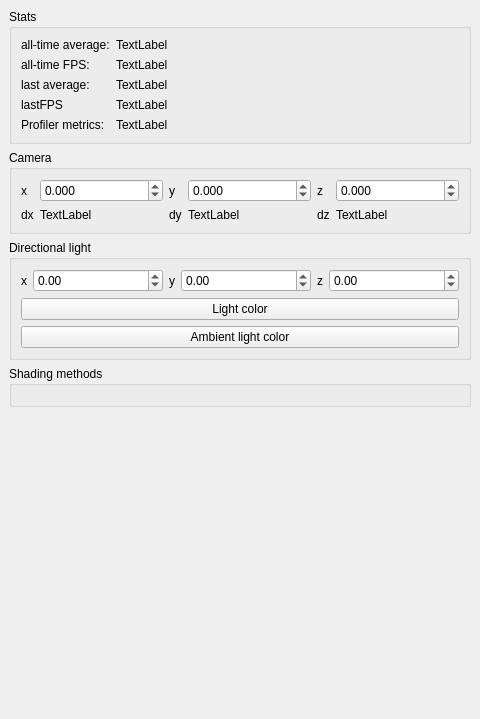
Old version of the form Showcase/forms/Settings.ui in the repository LMauricius/VitraeShowcase.
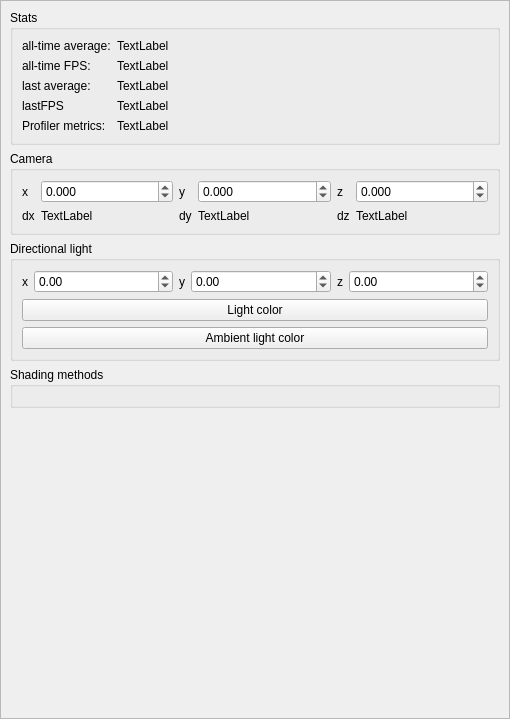
New version of the form.

```diff
--- a/Showcase/forms/Settings.ui
+++ b/Showcase/forms/Settings.ui
@@ -6,21 +6,51 @@
    <rect>
     <x>0</x>
     <y>0</y>
-    <width>480</width>
+    <width>510</width>
     <height>719</height>
    </rect>
   </property>
-  <property name="maximumSize">
-   <size>
-    <width>480</width>
-    <height>800</height>
-   </size>
-  </property>
   <property name="windowTitle">
    <string>MainWindow</string>
   </property>
   <widget class="QWidget" name="centralwidget">
-   <layout class="QVBoxLayout" name="verticalLayout">
+   <layout class="QGridLayout" name="gridLayout_3">
+    <property name="leftMargin">
+     <number>0</number>
+    </property>
+    <property name="topMargin">
+     <number>0</number>
+    </property>
+    <property name="rightMargin">
+     <number>0</number>
+    </property>
+    <property name="bottomMargin">
+     <number>0</number>
+    </property>
+    <property name="spacing">
+     <number>0</number>
+    </property>
+    <item row="0" column="0">
+     <widget class="QScrollArea" name="scrollArea">
+      <property name="horizontalScrollBarPolicy">
+       <enum>Qt::ScrollBarAsNeeded</enum>
+      </property>
+      <property name="widgetResizable">
+       <bool>true</bool>
+      </property>
+      <property name="alignment">
+       <set>Qt::AlignJustify|Qt::AlignVCenter</set>
+      </property>
+      <widget class="QWidget" name="scrollAreaWidgetContents">
+       <property name="geometry">
+        <rect>
+         <x>0</x>
+         <y>0</y>
+         <width>510</width>
+         <height>719</height>
+        </rect>
+       </property>
+       <layout class="QVBoxLayout" name="verticalLayout_2">
     <item>
      <widget class="QGroupBox" name="groupBox_3">
       <property name="title">
@@ -379,10 +409,14 @@
       <property name="sizeHint" stdset="0">
        <size>
         <width>20</width>
-        <height>40</height>
+            <height>170</height>
        </size>
       </property>
      </spacer>
+        </item>
+       </layout>
+      </widget>
+     </widget>
     </item>
    </layout>
   </widget>
```
Lines whose indentation alone changed are shown as unchanged.
